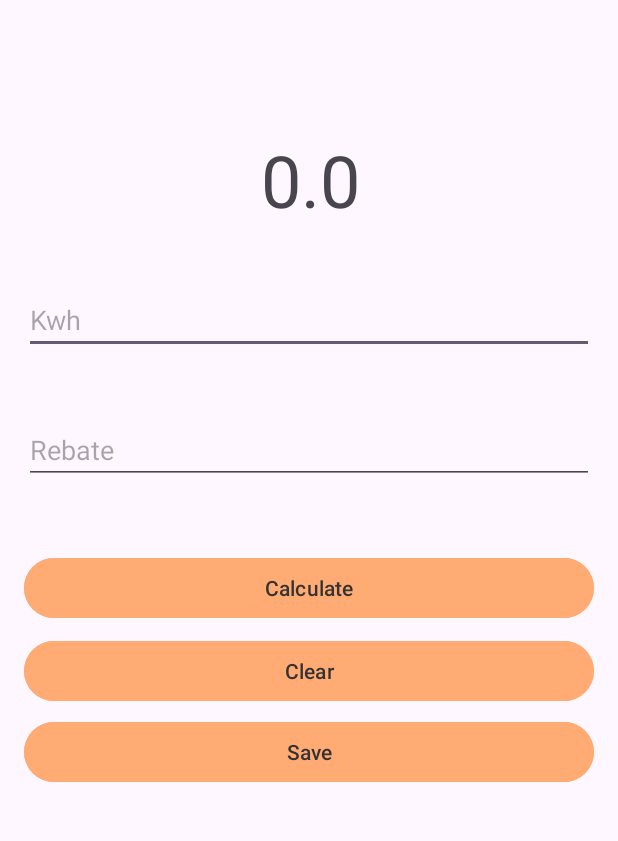
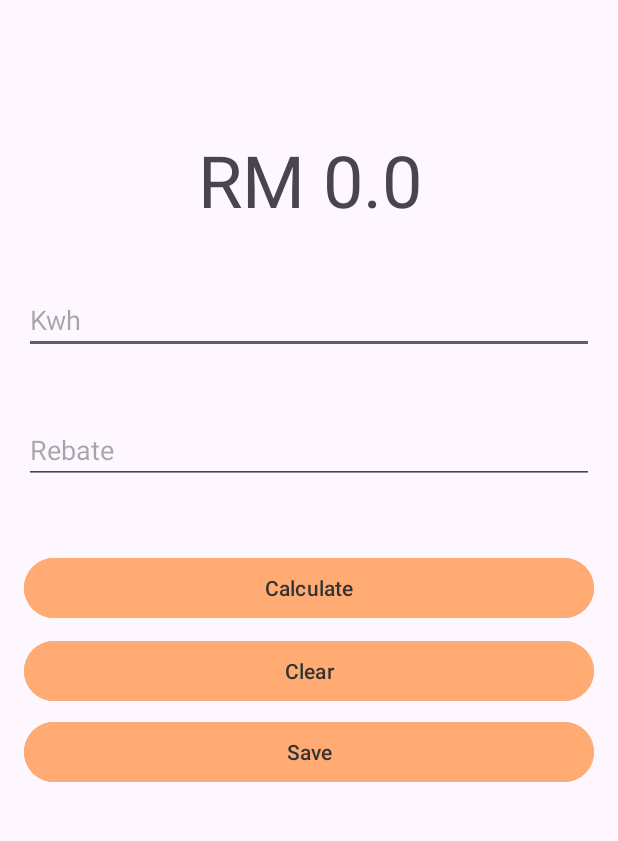
Before and after one commit to AhmadZahidi/ElectricBillCalculator, an Android app: the screen it shows after launch (MainActivity), after a tap on "Clear", on a phone screen of 412 x 824 dp, the part 96-937 px from its top. Run offline under Robolectric (Android 15) with nearby library versions, the phone set to English and light mode, and no system bars; our stand-ins replace Firebase (no records; nobody signed in at launch, a user with empty details on screens opened directly).

Commit message:
fix error

```diff
--- a/app/src/main/java/com/example/electricbillcalculator/MainActivity.java
+++ b/app/src/main/java/com/example/electricbillcalculator/MainActivity.java
@@ -85,8 +85,11 @@ public class MainActivity extends AppCompatActivity {
                     totalCharges = 43.6 + 33.4 + 154.8 + ((Kwh - 600) * 0.546);
                 }
 
+                totalCharges=totalCharges-(totalCharges*Rebate/100);
+
                 // Display the result
-                txtOutput.setText(Double.toString(totalCharges));
+                txtOutput.setText(String.format("RM %.2f", totalCharges));
+
             }
         });
 
@@ -94,7 +97,7 @@ public class MainActivity extends AppCompatActivity {
         btnClear.setOnClickListener(new View.OnClickListener() {
             @Override
             public void onClick(View view) {
-                txtOutput.setText("0.0");
+                txtOutput.setText("RM 0.0");
                 editKwh.setText("");
                 editRebate.setText("");
             }
```
